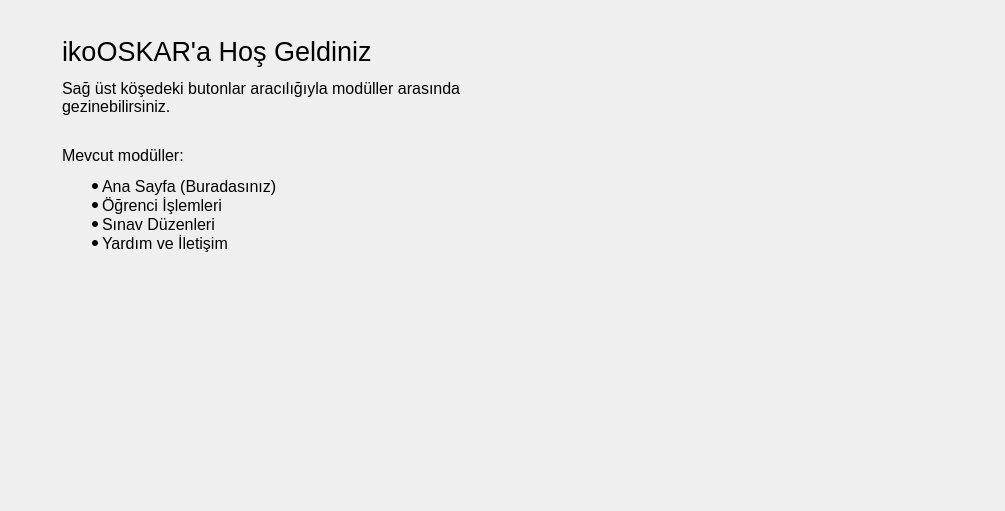
First picture: the form in src/UI/WelcomePage/welcomepage.ui, repository ikolomiko/ikooskar-qt, before the edit.
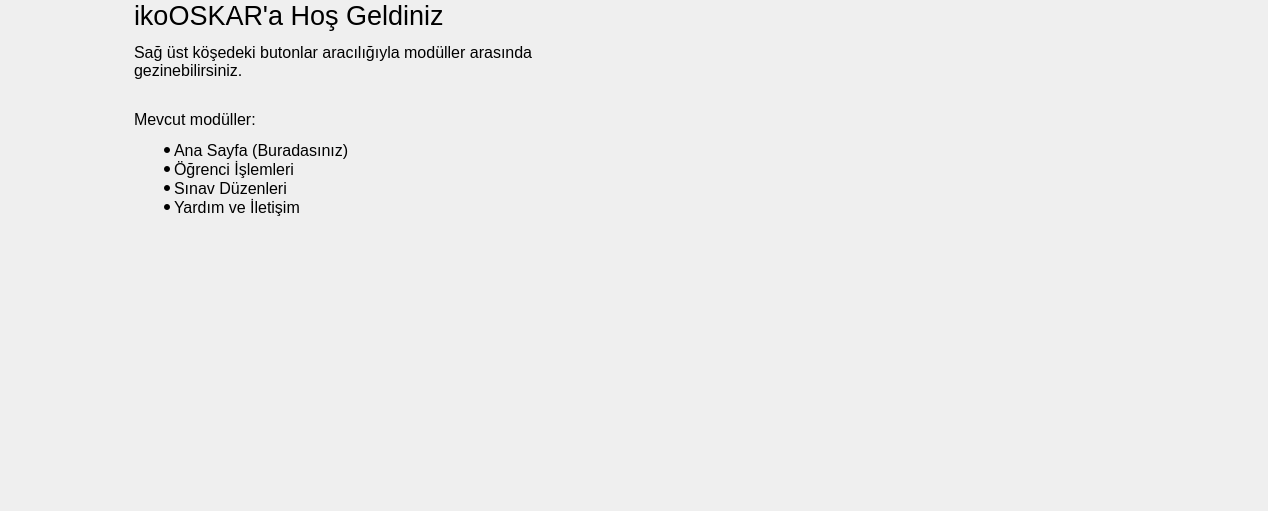
Second picture: the form after the edit. Icons and pictures are not drawn.

Commit message:
welcomepage: set width limits
Set a minimum of 600px and a maximum of 1000px content width

The edit to the form file:
```diff
--- a/src/UI/WelcomePage/welcomepage.ui
+++ b/src/UI/WelcomePage/welcomepage.ui
@@ -6,7 +6,7 @@
    <rect>
     <x>0</x>
     <y>0</y>
-    <width>1005</width>
+    <width>1268</width>
     <height>511</height>
    </rect>
   </property>
@@ -18,19 +18,44 @@
   </property>
   <layout class="QHBoxLayout" name="horizontalLayout">
    <property name="leftMargin">
-    <number>0</number>
+    <number>11</number>
    </property>
    <property name="topMargin">
     <number>0</number>
    </property>
    <property name="rightMargin">
-    <number>0</number>
+    <number>11</number>
    </property>
    <property name="bottomMargin">
-    <number>0</number>
+    <number>11</number>
    </property>
+   <item>
+    <spacer name="horizontalSpacer_5">
+     <property name="orientation">
+      <enum>Qt::Orientation::Horizontal</enum>
+     </property>
+     <property name="sizeHint" stdset="0">
+      <size>
+       <width>40</width>
+       <height>20</height>
+      </size>
+     </property>
+    </spacer>
+   </item>
    <item>
     <widget class="QFrame" name="frmV">
+     <property name="minimumSize">
+      <size>
+       <width>600</width>
+       <height>0</height>
+      </size>
+     </property>
+     <property name="maximumSize">
+      <size>
+       <width>1000</width>
+       <height>16777215</height>
+      </size>
+     </property>
      <property name="frameShape">
       <enum>QFrame::Shape::NoFrame</enum>
      </property>
@@ -50,55 +75,6 @@
       <property name="bottomMargin">
        <number>0</number>
       </property>
-      <item>
-       <widget class="QFrame" name="frmTop">
-        <property name="sizePolicy">
-         <sizepolicy hsizetype="Preferred" vsizetype="Minimum">
-          <horstretch>0</horstretch>
-          <verstretch>0</verstretch>
-         </sizepolicy>
-        </property>
-        <property name="maximumSize">
-         <size>
-          <width>16777215</width>
-          <height>30</height>
-         </size>
-        </property>
-        <property name="frameShape">
-         <enum>QFrame::Shape::NoFrame</enum>
-        </property>
-        <property name="frameShadow">
-         <enum>QFrame::Shadow::Raised</enum>
-        </property>
-        <layout class="QVBoxLayout" name="verticalLayout_3">
-         <property name="leftMargin">
-          <number>0</number>
-         </property>
-         <property name="topMargin">
-          <number>0</number>
-         </property>
-         <property name="rightMargin">
-          <number>0</number>
-         </property>
-         <property name="bottomMargin">
-          <number>0</number>
-         </property>
-         <item>
-          <spacer name="verticalSpacer_2">
-           <property name="orientation">
-            <enum>Qt::Orientation::Vertical</enum>
-           </property>
-           <property name="sizeHint" stdset="0">
-            <size>
-             <width>20</width>
-             <height>27</height>
-            </size>
-           </property>
-          </spacer>
-         </item>
-        </layout>
-       </widget>
-      </item>
       <item>
        <widget class="QFrame" name="frmRoot">
         <property name="frameShape">
@@ -123,19 +99,6 @@
          <property name="bottomMargin">
           <number>0</number>
          </property>
-         <item>
-          <spacer name="horizontalSpacer">
-           <property name="orientation">
-            <enum>Qt::Orientation::Horizontal</enum>
-           </property>
-           <property name="sizeHint" stdset="0">
-            <size>
-             <width>40</width>
-             <height>20</height>
-            </size>
-           </property>
-          </spacer>
-         </item>
          <item>
           <widget class="QLabel" name="lblText">
            <property name="font">
@@ -168,17 +131,35 @@
           </widget>
          </item>
          <item>
-          <spacer name="horizontalSpacer_2">
-           <property name="orientation">
-            <enum>Qt::Orientation::Horizontal</enum>
+          <widget class="QWidget" name="widget" native="true">
+           <property name="minimumSize">
+            <size>
+             <width>10</width>
+             <height>0</height>
+            </size>
            </property>
-           <property name="sizeHint" stdset="0">
+           <property name="maximumSize">
             <size>
-             <width>40</width>
-             <height>20</height>
+             <width>80</width>
+             <height>16777215</height>
             </size>
            </property>
-          </spacer>
+           <layout class="QHBoxLayout" name="horizontalLayout_3">
+            <item>
+             <spacer name="horizontalSpacer_2">
+              <property name="orientation">
+               <enum>Qt::Orientation::Horizontal</enum>
+              </property>
+              <property name="sizeHint" stdset="0">
+               <size>
+                <width>300</width>
+                <height>20</height>
+               </size>
+              </property>
+             </spacer>
+            </item>
+           </layout>
+          </widget>
          </item>
          <item>
           <widget class="QFrame" name="frmIcon">
@@ -231,7 +212,7 @@
                <string/>
               </property>
               <property name="icon">
-               <iconset>
+               <iconset resource="../../../assets/resources.qrc">
                 <normaloff>:/Icon-Transparent.png</normaloff>
                 <disabledoff>:/Icon-Transparent.png</disabledoff>
                 <disabledon>:/Icon-Transparent.png</disabledon>:/Icon-Transparent.png</iconset>
@@ -266,22 +247,22 @@
            </layout>
           </widget>
          </item>
-         <item>
-          <spacer name="horizontalSpacer_3">
-           <property name="orientation">
-            <enum>Qt::Orientation::Horizontal</enum>
-           </property>
-           <property name="sizeHint" stdset="0">
-            <size>
-             <width>40</width>
-             <height>20</height>
-            </size>
-           </property>
-          </spacer>
-         </item>
         </layout>
        </widget>
       </item>
+      <item>
+       <spacer name="horizontalSpacer">
+        <property name="orientation">
+         <enum>Qt::Orientation::Horizontal</enum>
+        </property>
+        <property name="sizeHint" stdset="0">
+         <size>
+          <width>1200</width>
+          <height>0</height>
+         </size>
+        </property>
+       </spacer>
+      </item>
       <item>
        <spacer name="verticalSpacer_3">
         <property name="orientation">
@@ -298,6 +279,19 @@
      </layout>
     </widget>
    </item>
+   <item>
+    <spacer name="horizontalSpacer_4">
+     <property name="orientation">
+      <enum>Qt::Orientation::Horizontal</enum>
+     </property>
+     <property name="sizeHint" stdset="0">
+      <size>
+       <width>40</width>
+       <height>20</height>
+      </size>
+     </property>
+    </spacer>
+   </item>
   </layout>
  </widget>
  <resources/>
```
Left out of the diff: 4 changed lines with no effect on the pictures.
